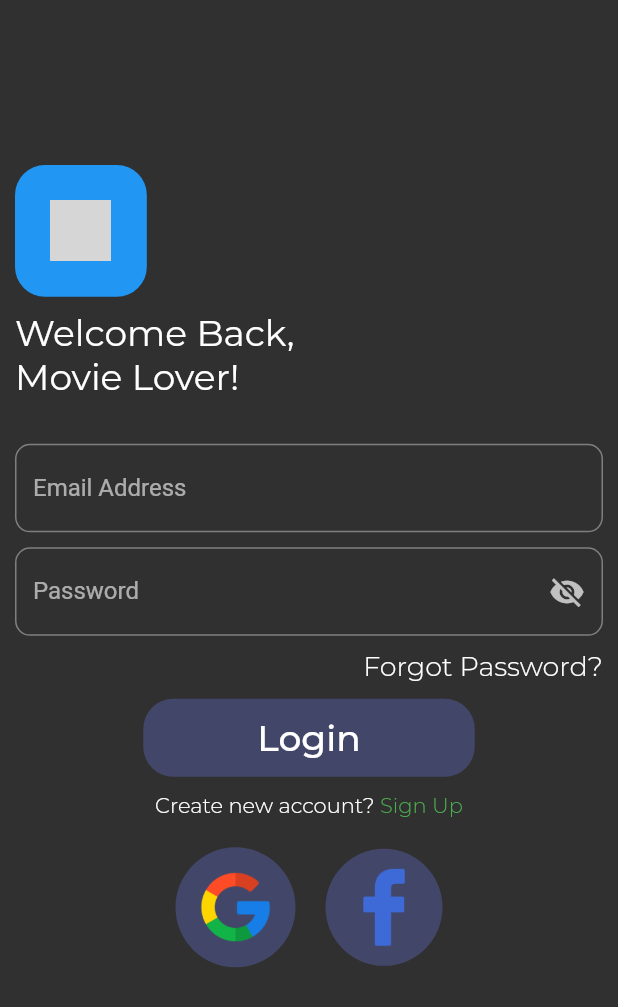
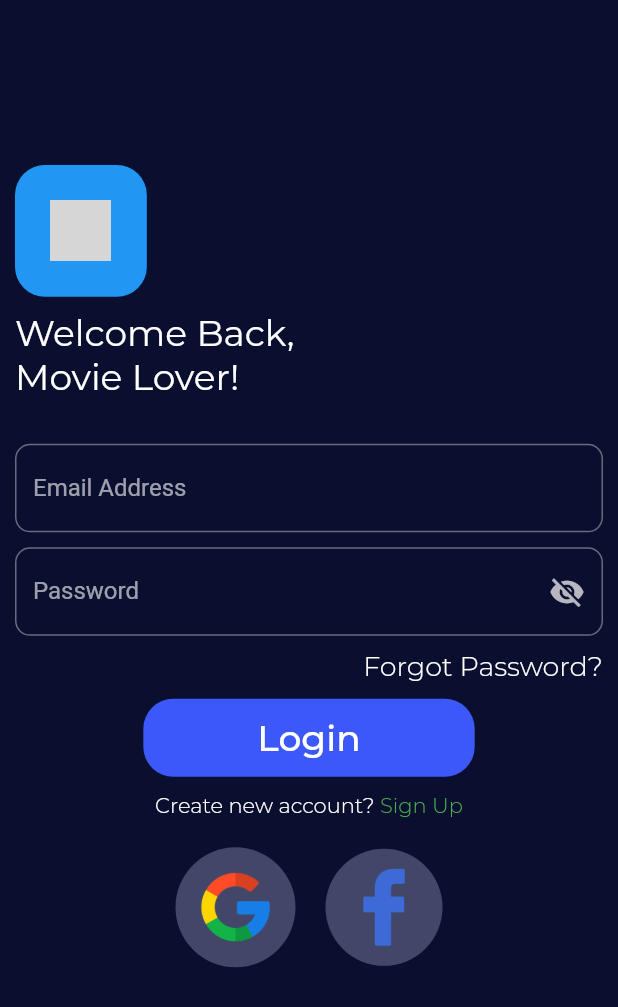
Before and after one commit to ThanhThanh189/t_movie, a Flutter app: the screen it shows after launch, on a phone screen of 412 x 824 dp. Shown: the top 1007 px of the screen. Run offline on Flutter 3.47's test engine with Material 2 defaults, Android fonts, the phone set to English and light mode, and no system bars; our stand-ins replace equatable, firebase_auth, firebase_core, flutter_bloc, flutter_rating_bar, image_picker and 1 more; accounts and stored records are empty; grey boxes are pictures that could not be loaded.

Commit message:
update background colors

```diff
--- a/lib/common/color_constraints.dart
+++ b/lib/common/app_colors.dart
@@ -1,6 +1,6 @@
 import 'package:flutter/material.dart';
 
-class ColorConstraints {
+class AppColors {
   static const Color gradientNonActive = Color(0xFF48CAE7);
   static const Color mainColor = Color(0xFF3D58F8);
   static const LinearGradient mainGradient = LinearGradient(colors: [Color(0xFF3E60F9), Color(0xFF3D54F8)]);
--- a/lib/common/string_constraints.dart
+++ b/lib/common/string_constraints.dart
@@ -1,5 +1,5 @@
 import 'package:flutter/material.dart';
-import 'package:movie_ticket/common/color_constraints.dart';
+import 'package:movie_ticket/common/app_colors.dart';
 
 class StringConstraints {
   static const TextStyle h1 =
@@ -58,14 +58,14 @@ class StringConstraints {
   static const TextStyle h7 = TextStyle(
       fontSize: 12,
       fontFamily: 'montserrat',
-      color: ColorConstraints.greyBackground2);
+      color: AppColors.greyBackground2);
   static const TextStyle h8 = TextStyle(
       fontSize: 16,
       fontFamily: 'montserrat',
-      color: ColorConstraints.whiteBackground,);
+      color: AppColors.whiteBackground,);
   static const TextStyle h8Bold = TextStyle(
       fontSize: 16,
       fontFamily: 'montserrat',
-      color: ColorConstraints.whiteBackground,
+      color: AppColors.whiteBackground,
       fontWeight: FontWeight.bold);
 }
--- a/lib/ui/authentication_screen.dart
+++ b/lib/ui/authentication_screen.dart
@@ -19,7 +19,36 @@ class AuthenticationScreen extends StatelessWidget {
     return BlocProvider(
       create: (context) => AuthenticationBloc(userRepository: userRepository)
         ..add(AuthStartedEvent()),
-      child: BlocBuilder<AuthenticationBloc, AuthenticationState>(
+      child:
+      // BlocConsumer<AuthenticationBloc, AuthenticationState>(
+      //   listener: (context, state) {
+      //     if (state is AuthStateSuccess) {
+      //       Navigator.of(context).pushReplacement(
+      //         MaterialPageRoute(
+      //           builder: (context) => RouterScreen(
+      //             user: state.user,
+      //             userRepository: userRepository,
+      //             filmRepository: filmRepository,
+      //           ),
+      //         ),
+      //       );
+      //     }
+      //     if (state is AuthStateFailure) {
+      //       Navigator.of(context).pushReplacement(
+      //         MaterialPageRoute(
+      //           builder: (context) =>
+      //               SignInScreen(userRepository: userRepository),
+      //         ),
+      //       );
+      //     }
+      //   },
+      //   builder: (context, state) {
+      //     return const Center(
+      //       child: CircularProgressIndicator(),
+      //     );
+      //   },
+      // ),
+      BlocBuilder<AuthenticationBloc, AuthenticationState>(
         builder: (context, authState) {
           if (authState is AuthStateSuccess) {
             return RouterScreen(
--- a/lib/ui/cart/cart_screen.dart
+++ b/lib/ui/cart/cart_screen.dart
@@ -5,6 +5,7 @@ import 'package:intl/intl.dart';
 import 'package:movie_ticket/blocs/cart/cart_bloc.dart';
 import 'package:movie_ticket/blocs/cart/cart_event.dart';
 import 'package:movie_ticket/blocs/cart/cart_state.dart';
+import 'package:movie_ticket/common/app_colors.dart';
 import 'package:movie_ticket/common/global.dart';
 import 'package:movie_ticket/common/string_constraints.dart';
 import 'package:movie_ticket/common/view_state.dart';
@@ -42,7 +43,9 @@ class CartScreen extends StatelessWidget {
         },
         builder: (context, state) {
           return Scaffold(
+            backgroundColor: AppColors.dartBackground1,
             appBar: AppBar(
+              backgroundColor: AppColors.dartBackground1,
               actions: [
                 Visibility(
                   visible: state.listFilmData.isNotEmpty,
--- a/lib/ui/cart/check_out_screen.dart
+++ b/lib/ui/cart/check_out_screen.dart
@@ -1,6 +1,7 @@
 import 'package:flutter/material.dart';
 import 'package:flutter_rating_bar/flutter_rating_bar.dart';
 import 'package:intl/intl.dart';
+import 'package:movie_ticket/common/app_colors.dart';
 import 'package:movie_ticket/common/global.dart';
 import 'package:movie_ticket/common/string_constraints.dart';
 import 'package:movie_ticket/data/models/film_data.dart';
@@ -20,8 +21,10 @@ class CheckOutScreen extends StatelessWidget {
       },
       child: SafeArea(
         child: Scaffold(
+          backgroundColor: AppColors.dartBackground1,
           appBar: AppBar(
             title: const Text('Checkout'),
+            backgroundColor: AppColors.dartBackground1,
           ),
           body: ListView.builder(
               itemCount: listFilmData.length,
--- a/lib/ui/favorite/favorite_screen.dart
+++ b/lib/ui/favorite/favorite_screen.dart
@@ -5,6 +5,7 @@ import 'package:intl/intl.dart';
 import 'package:movie_ticket/blocs/favorite/favorite_bloc.dart';
 import 'package:movie_ticket/blocs/favorite/favorite_event.dart';
 import 'package:movie_ticket/blocs/favorite/favorite_state.dart';
+import 'package:movie_ticket/common/app_colors.dart';
 import 'package:movie_ticket/common/global.dart';
 import 'package:movie_ticket/common/string_constraints.dart';
 import 'package:movie_ticket/common/view_state.dart';
@@ -21,8 +22,10 @@ class FavoriteScreen extends StatelessWidget {
   @override
   Widget build(BuildContext context) {
     return Scaffold(
+      backgroundColor: AppColors.dartBackground1,
       appBar: AppBar(
         title: const Text('Favorite'),
+        backgroundColor: AppColors.dartBackground1,
         centerTitle: true,
       ),
       body: BlocProvider<FavoriteBloc>(
--- a/lib/ui/new_user/onboarding_screen.dart
+++ b/lib/ui/new_user/onboarding_screen.dart
@@ -1,4 +1,5 @@
 import 'package:flutter/material.dart';
+import 'package:movie_ticket/common/app_colors.dart';
 import 'package:movie_ticket/common/icon_constraints.dart';
 import 'package:movie_ticket/common/string_constraints.dart';
 
@@ -8,6 +9,7 @@ class OnboardingScreen extends StatelessWidget {
   @override
   Widget build(BuildContext context) {
     return Scaffold(
+      backgroundColor: AppColors.dartBackground1,
         body: SafeArea(
       child: Center(
         child: Column(
--- a/lib/ui/new_user/signin_screen.dart
+++ b/lib/ui/new_user/signin_screen.dart
@@ -5,7 +5,7 @@ import 'package:movie_ticket/blocs/authentication/authentication_event.dart';
 import 'package:movie_ticket/blocs/login/login_bloc.dart';
 import 'package:movie_ticket/blocs/login/login_event.dart';
 import 'package:movie_ticket/blocs/login/login_state.dart';
-import 'package:movie_ticket/common/color_constraints.dart';
+import 'package:movie_ticket/common/app_colors.dart';
 import 'package:movie_ticket/common/icon_constraints.dart';
 import 'package:movie_ticket/common/string_constraints.dart';
 import 'package:movie_ticket/common/view_state.dart';
@@ -49,6 +49,7 @@ class SignInScreen extends StatelessWidget {
         },
         builder: (context, state) {
           return Scaffold(
+            backgroundColor: AppColors.dartBackground1,
             body: SafeArea(
               child: Container(
                 margin: const EdgeInsets.all(10),
@@ -196,9 +197,9 @@ class SignInScreen extends StatelessWidget {
         padding: const EdgeInsets.symmetric(horizontal: 60, vertical: 2),
         decoration: BoxDecoration(
             borderRadius: BorderRadius.circular(20),
-            color: ColorConstraints.greyBackground1),
+            color: AppColors.mainColor),
         child: FlatButton(
-          color: ColorConstraints.greyBackground1,
+          color: AppColors.mainColor,
           onPressed: () {
             BlocProvider.of<LoginBloc>(context).add(
                 LoginWithEmailAndPasswordEvent(
@@ -238,7 +239,7 @@ class SignInScreen extends StatelessWidget {
           Container(
             padding: const EdgeInsets.all(15),
             decoration: BoxDecoration(
-                color: ColorConstraints.greyBackground1,
+                color: AppColors.greyBackground1,
                 borderRadius: BorderRadius.circular(1000)),
             child: ClipOval(
               child: Image.asset(
@@ -254,7 +255,7 @@ class SignInScreen extends StatelessWidget {
           Container(
             padding: const EdgeInsets.all(7),
             decoration: BoxDecoration(
-                color: ColorConstraints.greyBackground1,
+                color: AppColors.greyBackground1,
                 borderRadius: BorderRadius.circular(1000)),
             child: ClipOval(
               child: Image.asset(
--- a/lib/ui/new_user/signup_screen.dart
+++ b/lib/ui/new_user/signup_screen.dart
@@ -3,7 +3,7 @@ import 'package:flutter_bloc/flutter_bloc.dart';
 import 'package:movie_ticket/blocs/register/register_bloc.dart';
 import 'package:movie_ticket/blocs/register/register_event.dart';
 import 'package:movie_ticket/blocs/register/register_state.dart';
-import 'package:movie_ticket/common/color_constraints.dart';
+import 'package:movie_ticket/common/app_colors.dart';
 import 'package:movie_ticket/common/global.dart';
 import 'package:movie_ticket/common/string_constraints.dart';
 import 'package:movie_ticket/common/view_state.dart';
@@ -47,8 +47,10 @@ class SignUpScreen extends StatelessWidget {
         },
         builder: (context, state) {
           return Scaffold(
+            backgroundColor: AppColors.dartBackground1,
             appBar: AppBar(
               title: const Text('Create New Your Account'),
+              backgroundColor: AppColors.dartBackground1,
               centerTitle: true,
             ),
             body: Container(
@@ -220,7 +222,7 @@ class SignUpScreen extends StatelessWidget {
         margin: const EdgeInsets.only(top: 20),
         padding: const EdgeInsets.symmetric(horizontal: 60, vertical: 2),
         decoration: BoxDecoration(
-          gradient: ColorConstraints.mainGradient,
+          gradient: AppColors.mainGradient,
           borderRadius: BorderRadius.circular(20),
         ),
         child: TextButton(
--- a/lib/ui/new_user/splash_screen.dart
+++ b/lib/ui/new_user/splash_screen.dart
@@ -1,4 +1,5 @@
 import 'package:flutter/material.dart';
+import 'package:movie_ticket/common/app_colors.dart';
 import 'package:movie_ticket/common/icon_constraints.dart';
 
 class SplashScreen extends StatelessWidget {
@@ -7,6 +8,7 @@ class SplashScreen extends StatelessWidget {
   @override
   Widget build(BuildContext context) {
     return Scaffold(
+      backgroundColor: AppColors.dartBackground1,
       body: SafeArea(
         child: Center(
           child: Container(
--- a/lib/ui/order_ticket/home_screen.dart
+++ b/lib/ui/order_ticket/home_screen.dart
@@ -5,7 +5,7 @@ import 'package:flutter_rating_bar/flutter_rating_bar.dart';
 import 'package:movie_ticket/blocs/home/home_bloc.dart';
 import 'package:movie_ticket/blocs/home/home_event.dart';
 import 'package:movie_ticket/blocs/home/home_state.dart';
-import 'package:movie_ticket/common/color_constraints.dart';
+import 'package:movie_ticket/common/app_colors.dart';
 import 'package:movie_ticket/common/global.dart';
 import 'package:movie_ticket/common/string_constraints.dart';
 import 'package:movie_ticket/data/models/film_data.dart';
@@ -31,6 +31,7 @@ class HomeScreen extends StatelessWidget {
         listener: (context, homeState) {},
         builder: (context, homeState) {
           return Scaffold(
+            backgroundColor: AppColors.dartBackground1,
               body: SafeArea(
                   child: SingleChildScrollView(
             child: Column(
@@ -92,7 +93,7 @@ class HomeScreen extends StatelessWidget {
       width: double.infinity,
       decoration: BoxDecoration(
           borderRadius: BorderRadius.circular(120),
-          color: ColorConstraints.dartBackground2),
+          color: AppColors.dartBackground2),
       child: GestureDetector(
           onTap: () {
             Navigator.of(context).push(MaterialPageRoute(
--- a/lib/ui/order_ticket/information_screen.dart
+++ b/lib/ui/order_ticket/information_screen.dart
@@ -5,6 +5,7 @@ import 'package:intl/intl.dart';
 import 'package:movie_ticket/blocs/information/information_bloc.dart';
 import 'package:movie_ticket/blocs/information/information_event.dart';
 import 'package:movie_ticket/blocs/information/information_state.dart';
+import 'package:movie_ticket/common/app_colors.dart';
 import 'package:movie_ticket/common/global.dart';
 import 'package:movie_ticket/common/string_constraints.dart';
 import 'package:movie_ticket/common/view_state.dart';
@@ -50,6 +51,7 @@ class InformationScreen extends StatelessWidget {
         builder: (context, state) {
           return SafeArea(
             child: Scaffold(
+              backgroundColor: AppColors.dartBackground1,
               body: SingleChildScrollView(
                 child: Column(
                   crossAxisAlignment: CrossAxisAlignment.start,
--- a/lib/ui/order_ticket/search_screen.dart
+++ b/lib/ui/order_ticket/search_screen.dart
@@ -5,7 +5,7 @@ import 'package:intl/intl.dart';
 import 'package:movie_ticket/blocs/search/search_bloc.dart';
 import 'package:movie_ticket/blocs/search/search_event.dart';
 import 'package:movie_ticket/blocs/search/search_state.dart';
-import 'package:movie_ticket/common/color_constraints.dart';
+import 'package:movie_ticket/common/app_colors.dart';
 import 'package:movie_ticket/common/global.dart';
 import 'package:movie_ticket/data/repositories/film_repository.dart';
 import 'package:movie_ticket/ui/order_ticket/information_screen.dart';
@@ -27,6 +27,7 @@ class SearchScreen extends StatelessWidget {
         builder: (context, state) {
           return SafeArea(
             child: Scaffold(
+              backgroundColor: AppColors.dartBackground1,
               appBar: PreferredSize(
                 preferredSize: const Size.fromHeight(85.0),
                 child: Row(
@@ -48,7 +49,7 @@ class SearchScreen extends StatelessWidget {
                         margin: const EdgeInsets.all(10),
                         decoration: BoxDecoration(
                           borderRadius: BorderRadius.circular(30),
-                          color: ColorConstraints.dartBackground2,
+                          color: AppColors.dartBackground2,
                         ),
                         child: TextField(
                           autofocus: true,
--- a/lib/ui/order_ticket/view_all_screen.dart
+++ b/lib/ui/order_ticket/view_all_screen.dart
@@ -3,6 +3,7 @@ import 'package:flutter_bloc/flutter_bloc.dart';
 import 'package:movie_ticket/blocs/view_all/view_all_bloc.dart';
 import 'package:movie_ticket/blocs/view_all/view_all_event.dart';
 import 'package:movie_ticket/blocs/view_all/view_all_state.dart';
+import 'package:movie_ticket/common/app_colors.dart';
 import 'package:movie_ticket/common/global.dart';
 import 'package:movie_ticket/common/view_state.dart';
 import 'package:movie_ticket/data/repositories/film_repository.dart';
@@ -18,6 +19,7 @@ class ViewAllScreen extends StatelessWidget {
   @override
   Widget build(BuildContext context) {
     return Scaffold(
+      backgroundColor: AppColors.dartBackground1,
       appBar: AppBar(
         title: const Text('View All'),
       ),
--- a/lib/ui/setting/edit_profile_screen.dart
+++ b/lib/ui/setting/edit_profile_screen.dart
@@ -5,7 +5,7 @@ import 'package:flutter_bloc/flutter_bloc.dart';
 import 'package:movie_ticket/blocs/profile/profile_bloc.dart';
 import 'package:movie_ticket/blocs/profile/profile_event.dart';
 import 'package:movie_ticket/blocs/profile/profile_state.dart';
-import 'package:movie_ticket/common/color_constraints.dart';
+import 'package:movie_ticket/common/app_colors.dart';
 import 'package:movie_ticket/common/string_constraints.dart';
 import 'package:movie_ticket/common/view_state.dart';
 import 'package:movie_ticket/data/repositories/user_repository.dart';
@@ -44,8 +44,10 @@ class EditProfileScreen extends StatelessWidget {
         },
         builder: (context, state) {
           return Scaffold(
+            backgroundColor: AppColors.dartBackground1,
             appBar: AppBar(
               title: const Text('Edit Profile'),
+              backgroundColor: AppColors.dartBackground1,
               centerTitle: true,
             ),
             body: Container(
@@ -203,7 +205,7 @@ class EditProfileScreen extends StatelessWidget {
         margin: const EdgeInsets.only(top: 20),
         padding: const EdgeInsets.symmetric(horizontal: 60, vertical: 2),
         decoration: BoxDecoration(
-          gradient: ColorConstraints.mainGradient,
+          gradient: AppColors.mainGradient,
           borderRadius: BorderRadius.circular(20),
         ),
         child: TextButton(
```
Also changed, not shown: lib/ui/router/router_screen.dart (+6 -6 lines), lib/ui/setting/setting_screen.dart (+6 -5 lines).
